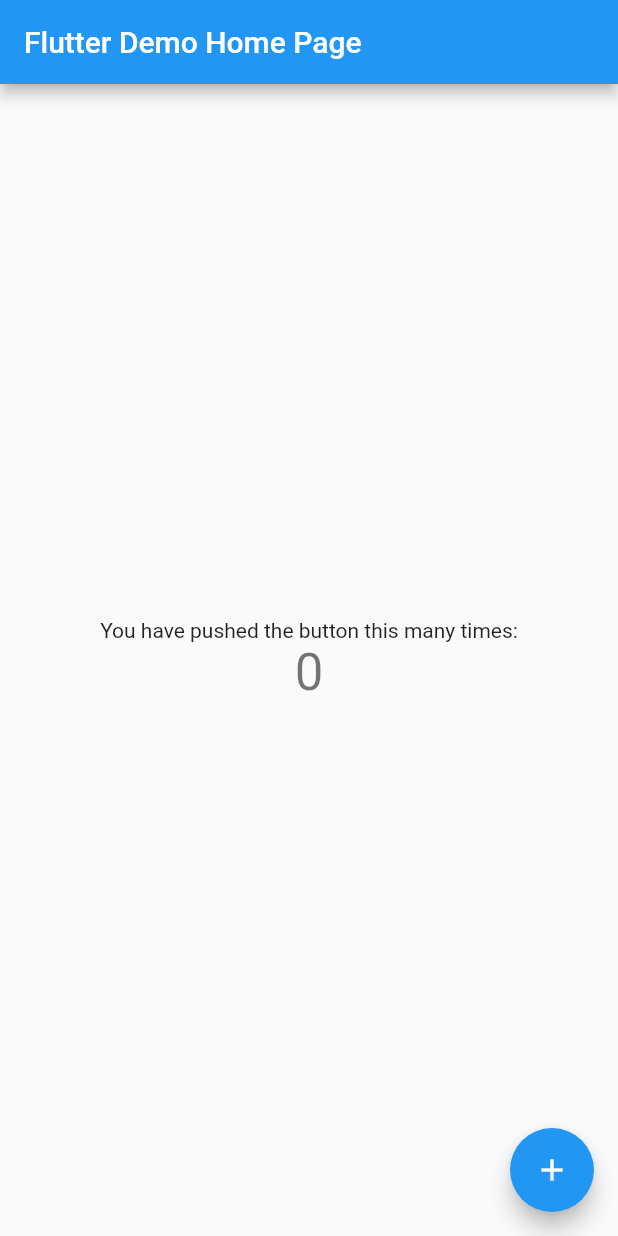
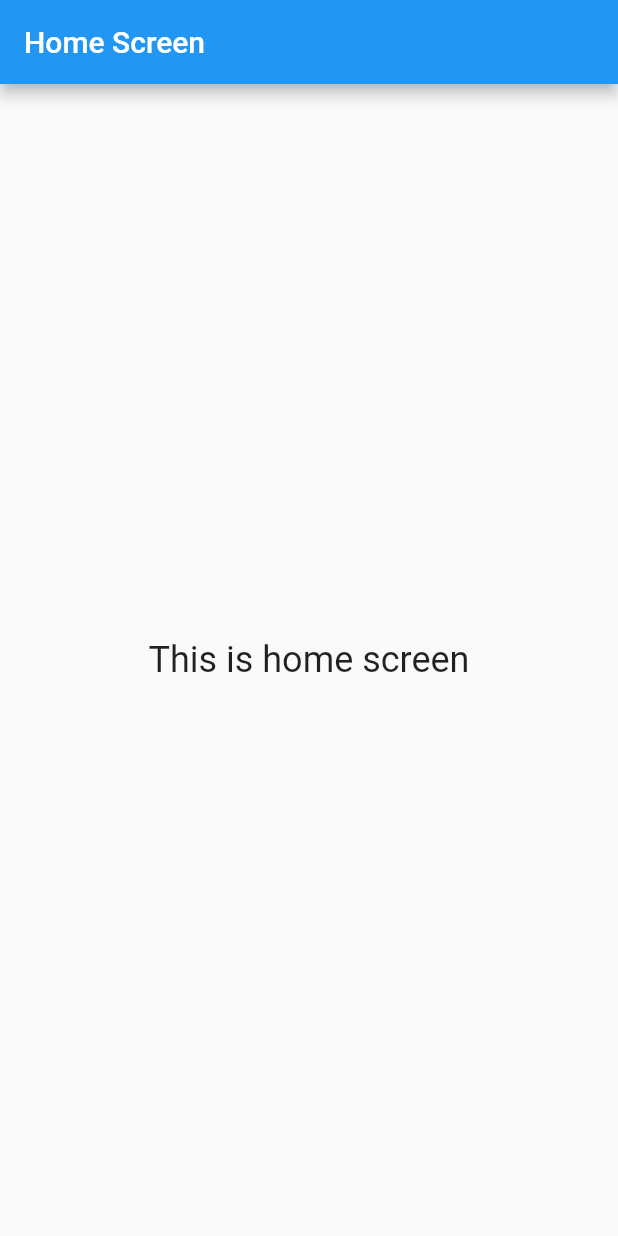
Before and after one commit to paedayz/Flutter_GETX_Basic, a Flutter app: the screen it shows after launch, on a phone screen of 412 x 824 dp. Run offline on Flutter 3.47's test engine with Material 2 defaults, Android fonts, the phone set to English and light mode, and no system bars.

Commit message:
create home screen and detail screen

```diff
--- a/lib/main.dart
+++ b/lib/main.dart
@@ -1,4 +1,5 @@
 import 'package:flutter/material.dart';
+import './pages/home/view/home.dart';
 
 void main() {
   runApp(MyApp());
@@ -10,104 +11,11 @@
   Widget build(BuildContext context) {
     return MaterialApp(
       title: 'Flutter Demo',
+      debugShowCheckedModeBanner: false,
       theme: ThemeData(
-        // This is the theme of your application.
-        //
-        // Try running your application with "flutter run". You'll see the
-        // application has a blue toolbar. Then, without quitting the app, try
-        // changing the primarySwatch below to Colors.green and then invoke
-        // "hot reload" (press "r" in the console where you ran "flutter run",
-        // or simply save your changes to "hot reload" in a Flutter IDE).
-        // Notice that the counter didn't reset back to zero; the application
-        // is not restarted.
         primarySwatch: Colors.blue,
       ),
-      home: MyHomePage(title: 'Flutter Demo Home Page'),
+      home: HomeScreen(),
     );
   }
 }
-
-class MyHomePage extends StatefulWidget {
-  MyHomePage({Key key, this.title}) : super(key: key);
-
-  // This widget is the home page of your application. It is stateful, meaning
-  // that it has a State object (defined below) that contains fields that affect
-  // how it looks.
-
-  // This class is the configuration for the state. It holds the values (in this
-  // case the title) provided by the parent (in this case the App widget) and
-  // used by the build method of the State. Fields in a Widget subclass are
-  // always marked "final".
-
-  final String title;
-
-  @override
-  _MyHomePageState createState() => _MyHomePageState();
-}
-
-class _MyHomePageState extends State<MyHomePage> {
-  int _counter = 0;
-
-  void _incrementCounter() {
-    setState(() {
-      // This call to setState tells the Flutter framework that something has
-      // changed in this State, which causes it to rerun the build method below
-      // so that the display can reflect the updated values. If we changed
-      // _counter without calling setState(), then the build method would not be
-      // called again, and so nothing would appear to happen.
-      _counter++;
-    });
-  }
-
-  @override
-  Widget build(BuildContext context) {
-    // This method is rerun every time setState is called, for instance as done
-    // by the _incrementCounter method above.
-    //
-    // The Flutter framework has been optimized to make rerunning build methods
-    // fast, so that you can just rebuild anything that needs updating rather
-    // than having to individually change instances of widgets.
-    return Scaffold(
-      appBar: AppBar(
-        // Here we take the value from the MyHomePage object that was created by
-        // the App.build method, and use it to set our appbar title.
-        title: Text(widget.title),
-      ),
-      body: Center(
-        // Center is a layout widget. It takes a single child and positions it
-        // in the middle of the parent.
-        child: Column(
-          // Column is also a layout widget. It takes a list of children and
-          // arranges them vertically. By default, it sizes itself to fit its
-          // children horizontally, and tries to be as tall as its parent.
-          //
-          // Invoke "debug painting" (press "p" in the console, choose the
-          // "Toggle Debug Paint" action from the Flutter Inspector in Android
-          // Studio, or the "Toggle Debug Paint" command in Visual Studio Code)
-          // to see the wireframe for each widget.
-          //
-          // Column has various properties to control how it sizes itself and
-          // how it positions its children. Here we use mainAxisAlignment to
-          // center the children vertically; the main axis here is the vertical
-          // axis because Columns are vertical (the cross axis would be
-          // horizontal).
-          mainAxisAlignment: MainAxisAlignment.center,
-          children: <Widget>[
-            Text(
-              'You have pushed the button this many times:',
-            ),
-            Text(
-              '$_counter',
-              style: Theme.of(context).textTheme.headline4,
-            ),
-          ],
-        ),
-      ),
-      floatingActionButton: FloatingActionButton(
-        onPressed: _incrementCounter,
-        tooltip: 'Increment',
-        child: Icon(Icons.add),
-      ), // This trailing comma makes auto-formatting nicer for build methods.
-    );
-  }
-}
--- /dev/null
+++ b/lib/pages/detail/view/detail.dart
@@ -0,0 +1,18 @@
+import 'package:flutter/material.dart';
+
+class DetailScreen extends StatelessWidget {
+  @override
+  Widget build(BuildContext context) {
+    return Scaffold(
+      appBar: AppBar(
+        title: Text("Detail Screen"),
+        leading: IconButton(
+          icon: Icon(Icons.arrow_back),
+          onPressed: () {
+            print('back');
+          },
+        ),
+      ),
+    );
+  }
+}
--- /dev/null
+++ b/lib/pages/home/view/home.dart
@@ -0,0 +1,24 @@
+import 'package:flutter/material.dart';
+
+class HomeScreen extends StatelessWidget {
+  @override
+  Widget build(BuildContext context) {
+    return Scaffold(
+      appBar: AppBar(
+        title: Text("Home Screen"),
+      ),
+      body: Container(
+        width: double.infinity,
+        child: Column(
+          mainAxisAlignment: MainAxisAlignment.center,
+          children: [
+            Text(
+              "This is home screen",
+              style: TextStyle(fontSize: 24),
+            )
+          ],
+        ),
+      ),
+    );
+  }
+}
--- a/pubspec.yaml
+++ b/pubspec.yaml
@@ -28,6 +28,7 @@
   # The following adds the Cupertino Icons font to your application.
   # Use with the CupertinoIcons class for iOS style icons.
   cupertino_icons: ^1.0.2
+  get: ^4.1.4
 
 dev_dependencies:
   flutter_test:
```
Also changed, not shown: pubspec.lock.
